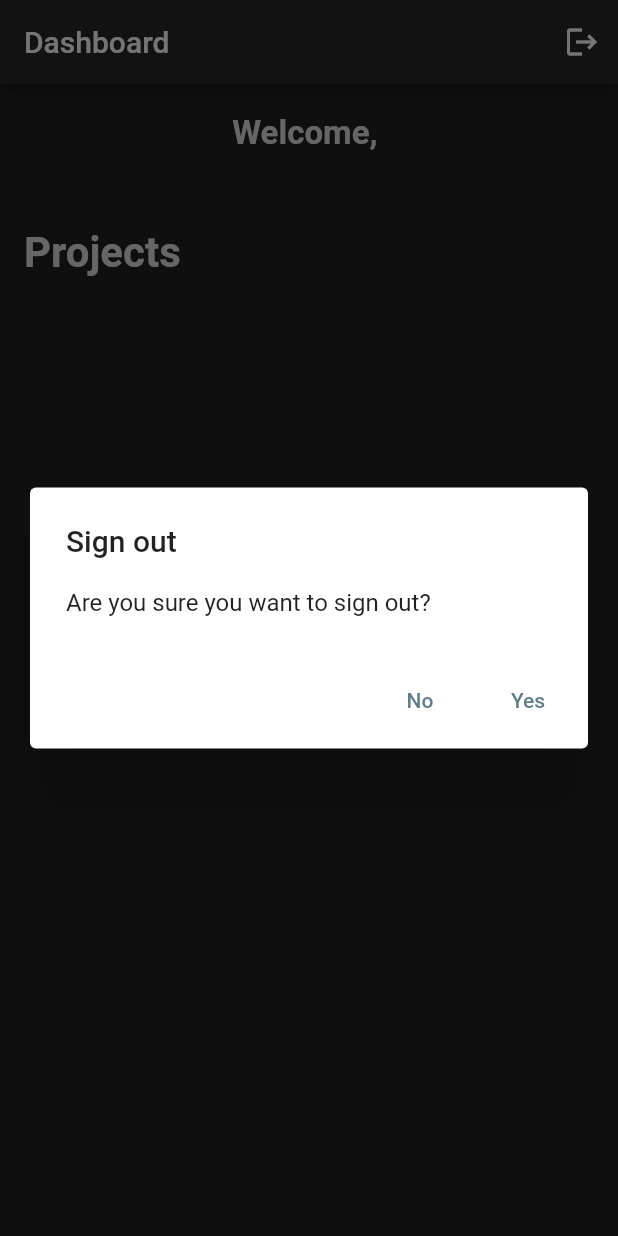
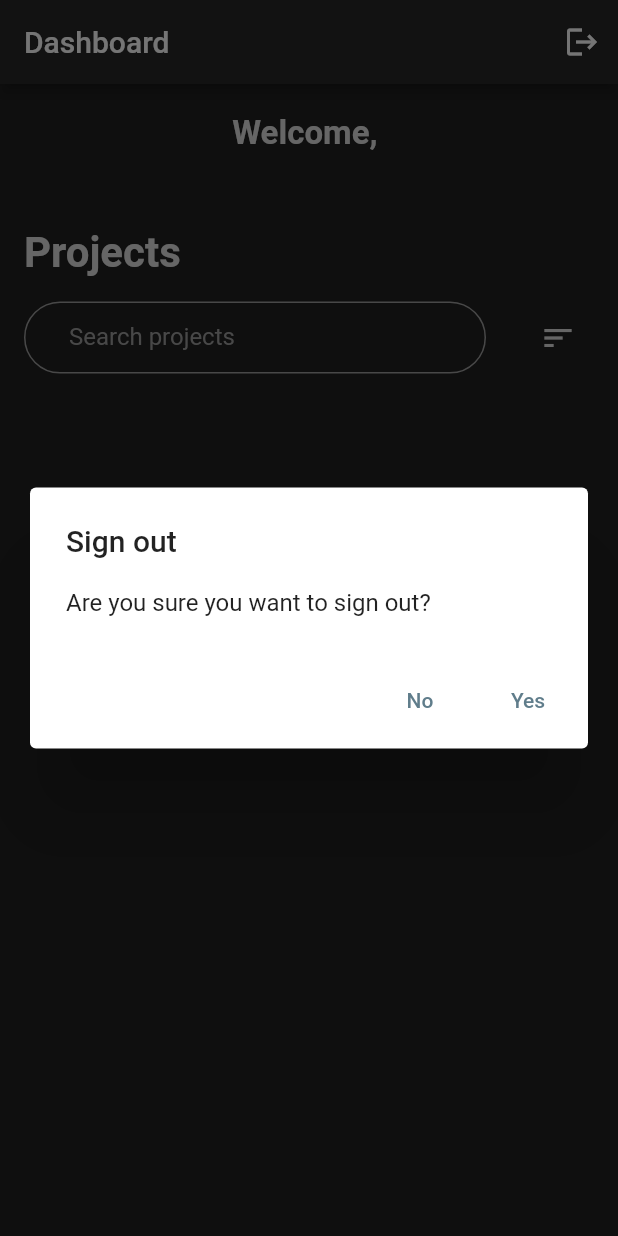
Before and after one commit to Quantonly/RoboWorks, a Flutter app: the screen it shows once a user with an empty profile is signed in, after a tap on the "logout" icon, on a phone screen of 412 x 824 dp. Run offline on Flutter 3.47's test engine with Material 2 defaults, Android fonts, the phone set to English and light mode, and no system bars; our stand-ins replace cloud_firestore, firebase_analytics, firebase_auth, firebase_core, firebase_crashlytics, form_field_validator and 4 more; accounts and stored records are empty.

Commit message:
Project provider w/ filter and sort

```diff
--- a/lib/main.dart
+++ b/lib/main.dart
@@ -7,6 +7,7 @@ import 'package:flutter/services.dart';
 import 'package:provider/provider.dart';
 
 import 'package:robo_works/pages/authentication/authentication_wrapper.dart';
+import 'package:robo_works/providers/project_provider.dart';
 import 'package:robo_works/providers/robot_provider.dart';
 import 'package:robo_works/services/authentication.dart';
 
@@ -28,6 +29,7 @@ class RoboWorks extends StatelessWidget {
     return MultiProvider(
       providers: [
         ChangeNotifierProvider(create: (_) => RobotProvider()),
+        ChangeNotifierProvider(create: (_) => ProjectProvider()),
         Provider<AuthenticationService>(
           create: (_) => AuthenticationService(FirebaseAuth.instance),
         ),
--- a/lib/pages/dashboard.dart
+++ b/lib/pages/dashboard.dart
@@ -1,18 +1,21 @@
 import 'package:flutter/material.dart';
+
 import 'package:page_transition/page_transition.dart';
-
 import 'package:provider/provider.dart';
 import 'package:firebase_auth/firebase_auth.dart';
+import 'package:shared_preferences/shared_preferences.dart';
+
 import 'package:robo_works/dialogs/sign_out_dialog.dart';
-import 'package:robo_works/glow_behavior.dart';
-
+import 'package:robo_works/dialogs/sort_dialog.dart';
 import 'package:robo_works/models/user_data.dart';
 import 'package:robo_works/models/project.dart';
 import 'package:robo_works/pages/robots.dart';
-import 'package:robo_works/services/database/project_service.dart';
+import 'package:robo_works/providers/project_provider.dart';
 import 'package:robo_works/services/database/user_service.dart';
+import 'package:robo_works/glow_behavior.dart';
+
+import 'package:robo_works/globals/style.dart' as style;
 import 'package:robo_works/globals/data.dart' as data;
-import 'package:shared_preferences/shared_preferences.dart';
 
 enum Status { retrieving, retrieved }
 
@@ -24,7 +27,13 @@ class DashboardPage extends StatefulWidget {
 }
 
 class _DashboardPageState extends State<DashboardPage> {
+  List<Project> projects = [];
   Status status = Status.retrieving;
+  String sort = "Name";
+  List<String> dropDown = <String>[
+    "Name",
+    "Total robots",
+  ];
 
   @override
   void initState() {
@@ -34,7 +43,7 @@ class _DashboardPageState extends State<DashboardPage> {
     super.initState();
   }
 
-  Future<List<Project>> _fetchUserData() async {
+  Future<void> _fetchUserData() async {
     SharedPreferences prefs = await SharedPreferences.getInstance();
     data.displayName = prefs.getString('displayName') ?? '';
     _refreshPage();
@@ -43,17 +52,14 @@ class _DashboardPageState extends State<DashboardPage> {
     prefs.setString('displayName', userData.displayName);
     data.displayName = userData.displayName;
     data.grantedProjects = userData.projects;
-    List<Project> projects = await _fetchProjects();
-    return projects;
+    await _fetchProjects();
   }
 
-  Future<List<Project>> _fetchProjects() async {
-    List<Project> projects = await ProjectService().getGrantedProjects();
-    data.projects = projects;
+  Future<void> _fetchProjects() async {
+    context.read<ProjectProvider>().setProjects();
     setState(() {
       status = Status.retrieved;
     });
-    return projects;
   }
 
   Future<void> _refreshPage() async {
@@ -80,9 +86,9 @@ class _DashboardPageState extends State<DashboardPage> {
               child: ListView.builder(
                 physics: const BouncingScrollPhysics(
                     parent: AlwaysScrollableScrollPhysics()),
-                itemCount: data.projects.length,
+                itemCount: projects.length,
                 itemBuilder: (context, index) {
-                  Project project = data.projects[index];
+                  Project project = projects[index];
                   return GestureDetector(
                     onTap: () {
                       Navigator.push(
@@ -139,6 +145,7 @@ class _DashboardPageState extends State<DashboardPage> {
 
   @override
   Widget build(BuildContext context) {
+    projects = context.watch<ProjectProvider>().filteredProjects;
     return Scaffold(
       appBar: AppBar(
         backgroundColor: const Color.fromRGBO(40, 40, 40, 1),
@@ -200,6 +207,42 @@ class _DashboardPageState extends State<DashboardPage> {
               ),
             ],
           ),
+          Row(
+            children: [
+              Expanded(
+                child: Padding(
+                  padding:
+                      const EdgeInsets.only(left: 16.0, top: 16.0, right: 24),
+                  child: TextFormField(
+                    initialValue: context.read<ProjectProvider>().currentFilter,
+                    decoration: style.getTextFieldDecoration('Search projects'),
+                    onChanged: (value) {
+                      context.read<ProjectProvider>().filterProjects(value);
+                    },
+                    style: const TextStyle(
+                      color: Colors.white,
+                    ),
+                  ),
+                ),
+              ),
+              Padding(
+                padding: const EdgeInsets.only(right: 16.0, top: 16.0),
+                child: IconButton(
+                  color: const Color.fromRGBO(223, 223, 223, 1),
+                  icon: const Icon(Icons.sort),
+                  tooltip: 'Sort',
+                  onPressed: () {
+                    showDialog(
+                      context: context,
+                      builder: (BuildContext context) => SortDialog(
+                        dropDown: dropDown,
+                      ),
+                    );
+                  },
+                ),
+              ),
+            ],
+          ),
           const SizedBox(
             height: 10,
           ),
--- a/lib/pages/robots.dart
+++ b/lib/pages/robots.dart
@@ -23,7 +23,7 @@ class RobotsPage extends StatefulWidget {
 class _RobotsPageState extends State<RobotsPage> {
   List<Robot> robots = [];
   Status status = Status.retrieving;
-  String sort = "Percentage ↑";
+  String sort = "Name";
   int totalCompleted = 0;
   List<String> dropDown = <String>[
     "Name",
--- /dev/null
+++ b/lib/providers/project_provider.dart
@@ -0,0 +1,50 @@
+import 'package:flutter/material.dart';
+import 'package:robo_works/models/project.dart';
+import 'package:robo_works/services/database/project_service.dart';
+
+class ProjectProvider with ChangeNotifier {
+  List<Project> _projects = [];
+  List<Project> _filteredProjects = [];
+  String currentFilter = "";
+  String currentSort = "Name";
+
+  dynamic get projects => _projects;
+  dynamic get filteredProjects => _filteredProjects;
+
+  void setProjects() async {
+    List<Project> projects = await ProjectService().getGrantedProjects();
+    _projects = projects;
+    _filteredProjects = projects;
+    sortProjects(currentSort);
+  }
+
+  void filterProjects(filter) {
+    print(filter);
+    if (filter == "") {
+      _filteredProjects = _projects;
+    } else {
+      _filteredProjects = _projects
+          .where((project) => project.name
+              .toLowerCase()
+              .contains(filter.toString().toLowerCase()))
+          .toList();
+    }
+    currentFilter = filter;
+    sortProjects(currentSort);
+  }
+
+  void sortProjects(sort) {
+    switch (sort) {
+      case "Name": {
+        _filteredProjects.sort((a, b) => a.name.compareTo(b.name));
+      }
+      break;
+      case "Total robots": {
+        _filteredProjects.sort((a, b) => a.robotCount.compareTo(b.robotCount));
+      }
+      break;
+    }
+    currentSort = sort;
+    notifyListeners();
+  }
+}
```
